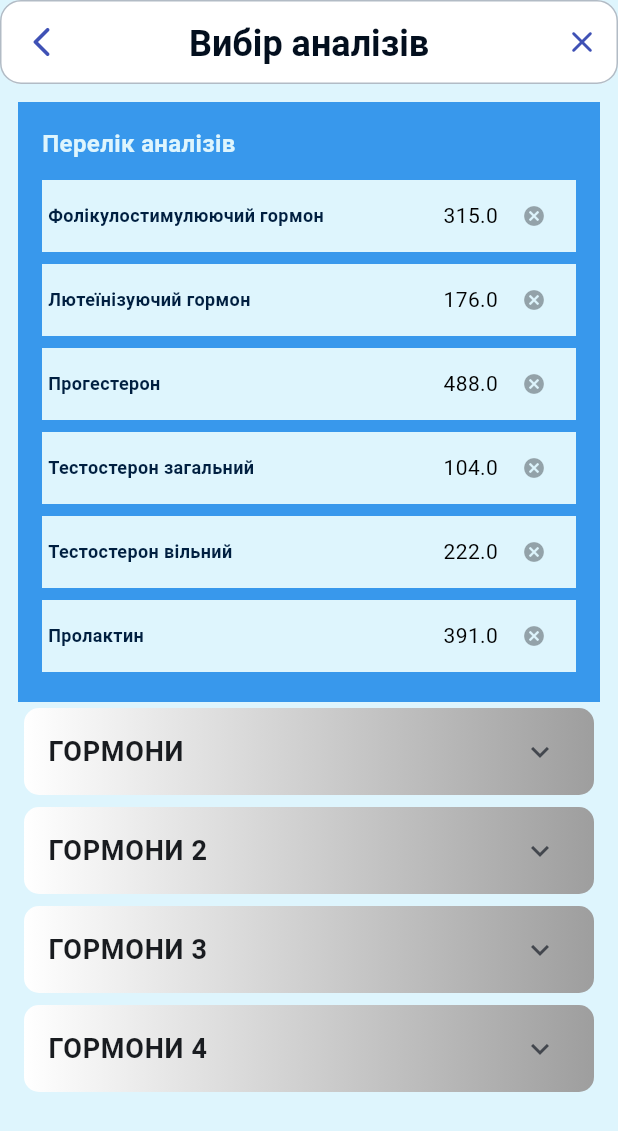
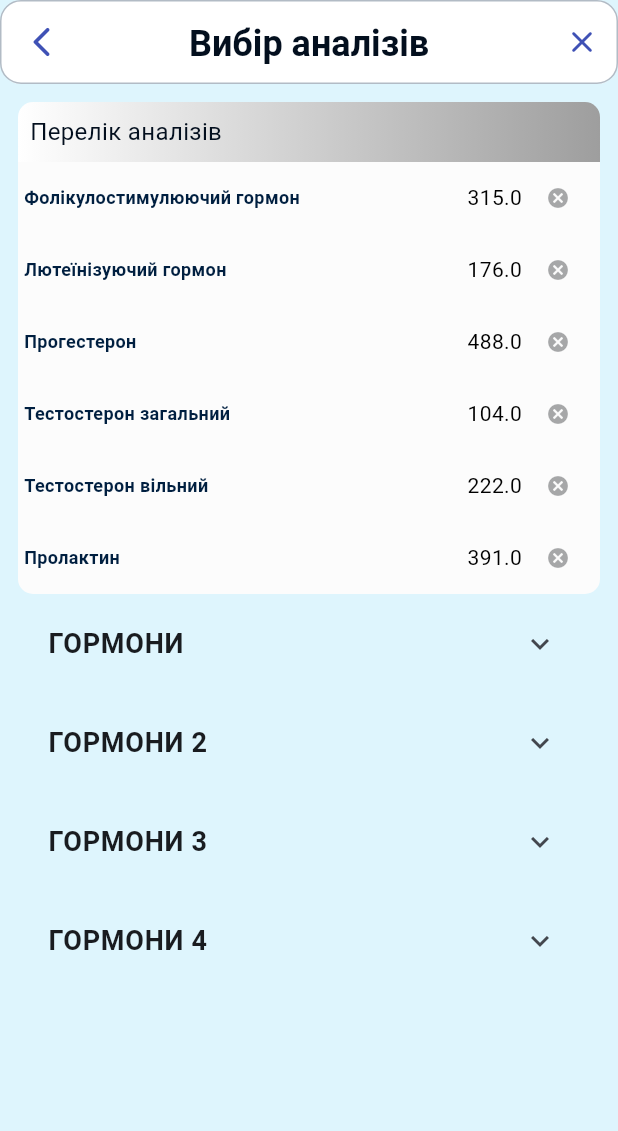
Before and after one commit to kadr0id/nice_analyses, a Flutter app: the MainAnalysesPage screen opened directly, on a phone screen of 412 x 824 dp. Shown: the top 1131 px of the screen. Run offline on Flutter 3.47's test engine with Material 3 defaults, Android fonts, the phone set to English and light mode, and no system bars; our stand-ins replace equatable, firebase_auth, firebase_core, flutter_bloc, formz; missing offline and left inert: flow_builder; accounts and stored records are empty; Roboto replaces fonts that are missing (Formular).

Commit message:
wip selected items. improve ui

```diff
--- a/lib/app/nice_ui/widgets/nice_main_item_widget.dart
+++ b/lib/app/nice_ui/widgets/nice_main_item_widget.dart
@@ -22,11 +22,12 @@ class NiceMainItem extends StatelessWidget {
       padding: const EdgeInsets.all(4.0),
       child: Container(
         decoration: const BoxDecoration(
-            borderRadius: BorderRadius.all(Radius.circular(10)),
-            gradient: LinearGradient(
-                begin: Alignment.centerRight,
-                end: Alignment.centerLeft,
-                colors: [Colors.grey, Colors.white])),
+          borderRadius: BorderRadius.all(Radius.circular(10)),
+          // gradient: LinearGradient(
+          //     begin: Alignment.centerRight,
+          //     end: Alignment.centerLeft,
+          //     colors: [Colors.grey, Colors.white]),
+        ),
         child: child,
       ),
     );
--- a/lib/app/nice_ui/widgets/selected_items.dart
+++ b/lib/app/nice_ui/widgets/selected_items.dart
@@ -14,31 +14,46 @@ class SelectedItemsWidget extends StatelessWidget {
 
   @override
   Widget build(BuildContext context) {
-    return Container(
-      padding: const EdgeInsets.all(16.0),
-      color: NiceColors.blue,
-      child: Column(
-        crossAxisAlignment: CrossAxisAlignment.stretch,
-        children: [
-          const Text(
+    return Column(
+      crossAxisAlignment: CrossAxisAlignment.stretch,
+      children: [
+        Container(
+          decoration: const BoxDecoration(
+            borderRadius: BorderRadius.only(
+              topLeft: Radius.circular(10),
+              topRight: Radius.circular(10),
+            ),
+            gradient: LinearGradient(
+                begin: Alignment.centerRight,
+                end: Alignment.centerLeft,
+                colors: [Colors.grey, Colors.white]),
+          ),
+          padding: const EdgeInsets.all(8.0),
+          child: const Text(
             'Перелік аналізів',
             style: TextStyle(
-              fontWeight: FontWeight.bold,
+              fontWeight: NiceFontWeight.regular,
               fontSize: 16,
-              color: NiceColors.white,
+              color: NiceColors.darkPrimary,
             ),
           ),
-          const SizedBox(height: 8),
-          ListView.builder(
+        ),
+        Container(
+          decoration: const BoxDecoration(
+            borderRadius: BorderRadius.only(
+              bottomLeft: Radius.circular(10),
+              bottomRight: Radius.circular(10),
+            ),
+            color: NiceColors.whiteSecondary,
+          ),
+          child: ListView.builder(
             shrinkWrap: true,
             itemCount: selectedItems.length,
             itemBuilder: (context, index) {
               String key = selectedItems.keys.elementAt(index);
               double value = selectedItems.values.elementAt(index);
               return Container(
-                color: NiceColors.white,
                 padding: const EdgeInsets.only(left: 4.0, right: 4.0),
-                margin: const EdgeInsets.symmetric(vertical: 4.0),
                 child: Row(
                   children: [
                     Text(
@@ -70,8 +85,8 @@ class SelectedItemsWidget extends StatelessWidget {
               );
             },
           ),
-        ],
-      ),
+        ),
+      ],
     );
   }
 }
--- a/lib/main_analyses/view/main_analyses_view.dart
+++ b/lib/main_analyses/view/main_analyses_view.dart
@@ -1,4 +1,5 @@
 import 'package:flutter/material.dart';
+import 'package:nice_analyses/app/nice_ui/widgets/nice_item_widget.dart';
 import 'package:nice_analyses/app/nice_ui/widgets/selected_items.dart';
 
 import '../../app/nice_ui/nice_ui.dart';
@@ -75,8 +76,8 @@ class MainAnalysesView extends StatelessWidget {
 
   @override
   Widget build(BuildContext context) {
-    return SingleChildScrollView(
-      child: const Column(
+    return const SingleChildScrollView(
+      child: Column(
         children: [
           SelectedItemsWidget(selectedItems: selectedItems),
           ExpandableListWidget(
@@ -107,6 +108,7 @@ class ExpandableListWidget extends StatelessWidget {
   @override
   Widget build(BuildContext context) {
     return ListView.builder(
+      physics: const NeverScrollableScrollPhysics(),
       shrinkWrap: true,
       itemCount: titles.length,
       itemBuilder: (context, index) {
@@ -136,13 +138,16 @@ class ExpandableListWidget extends StatelessWidget {
                       crossAxisAlignment: CrossAxisAlignment.stretch,
                       children: itemList.map((item) {
                         return GestureDetector(
-                            onTap: () {
-                              Navigator.of(context).pushReplacement<void, void>(
-                                  BookAnalysesPage.route());
-                            },
-                            child: MenuItemWidget(
-                              item: item,
-                            ));
+                          onTap: () {
+                            Navigator.of(context).pushReplacement<void, void>(
+                                BookAnalysesPage.route());
+                          },
+                          child: NiceItem(
+                            title: title,
+                            price: '111',
+                            time: '10',
+                          ),
+                        );
                       }).toList(),
                     ),
                 ],
```
